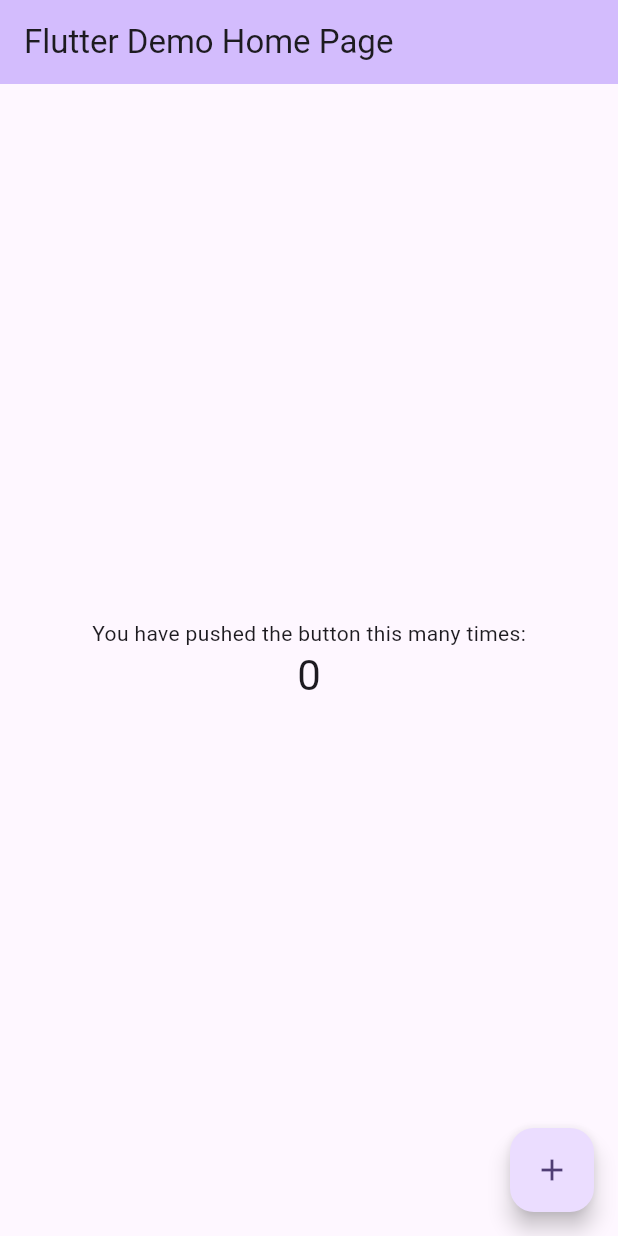
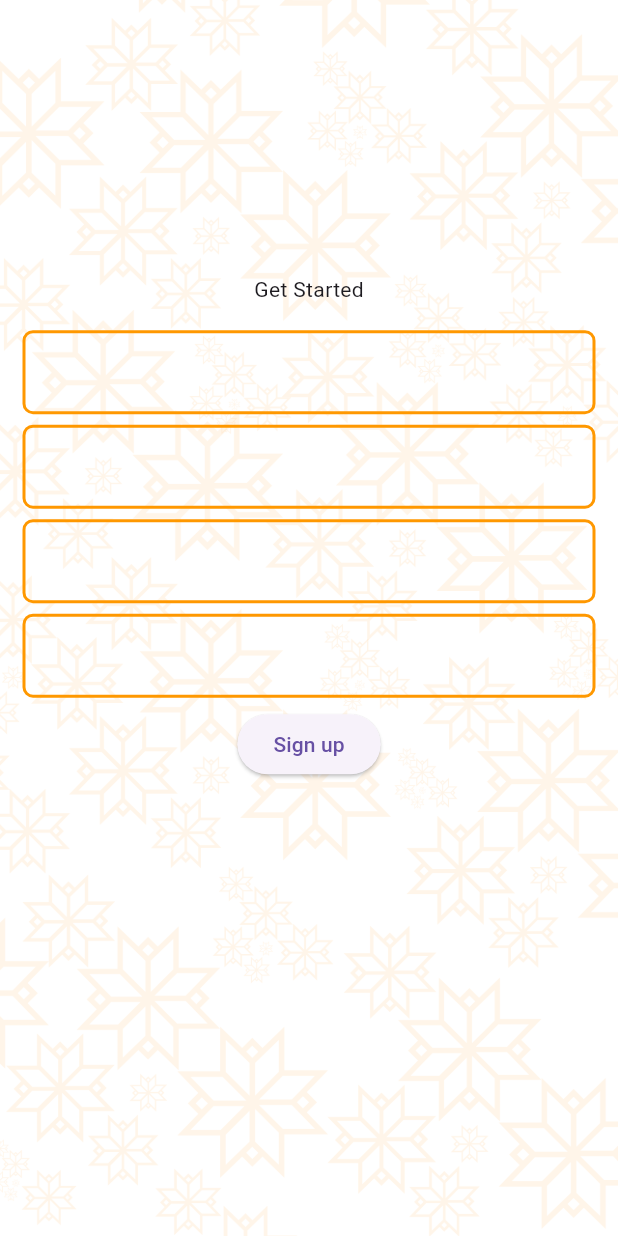
Before and after one commit to m-mhe/e-commerce-ui, a Flutter app: the screen it shows after launch, on a phone screen of 412 x 824 dp. Run offline on Flutter 3.47's test engine with Material 3 defaults, Android fonts, the phone set to English and light mode, and no system bars.

Commit message:
Initial UI design

```diff
--- /dev/null
+++ b/general_ecommerce_client_app/lib/app.dart
@@ -0,0 +1,27 @@
+import 'package:flutter/material.dart';
+import 'package:general_ecommerce_client_app/user_interface/screens/sign_up.dart';
+
+class MyApp extends StatelessWidget {
+  const MyApp({super.key});
+
+  @override
+  Widget build(BuildContext context) {
+    return MaterialApp(
+      debugShowCheckedModeBanner: false,
+      title: "General E-Commerce",
+      theme: ThemeData(
+        inputDecorationTheme: InputDecorationTheme(
+          enabledBorder: OutlineInputBorder(
+            borderRadius: BorderRadius.circular(7),
+            borderSide: BorderSide(color: Colors.orange, width: 2)
+          ),
+          focusedBorder: OutlineInputBorder(
+              borderRadius: BorderRadius.circular(10),
+              borderSide: BorderSide(color: Colors.orange, width: 2)
+          ),
+        )
+      ),
+      home: SignUp(),
+    );
+  }
+}
--- a/general_ecommerce_client_app/lib/main.dart
+++ b/general_ecommerce_client_app/lib/main.dart
@@ -1,122 +1,6 @@
 import 'package:flutter/material.dart';
+import 'package:general_ecommerce_client_app/app.dart';
 
-void main() {
-  runApp(const MyApp());
+void main(){
+  runApp(MyApp());
 }
-
-class MyApp extends StatelessWidget {
-  const MyApp({super.key});
-
-  // This widget is the root of your application.
-  @override
-  Widget build(BuildContext context) {
-    return MaterialApp(
-      title: 'Flutter Demo',
-      theme: ThemeData(
-        // This is the theme of your application.
-        //
-        // TRY THIS: Try running your application with "flutter run". You'll see
-        // the application has a purple toolbar. Then, without quitting the app,
-        // try changing the seedColor in the colorScheme below to Colors.green
-        // and then invoke "hot reload" (save your changes or press the "hot
-        // reload" button in a Flutter-supported IDE, or press "r" if you used
-        // the command line to start the app).
-        //
-        // Notice that the counter didn't reset back to zero; the application
-        // state is not lost during the reload. To reset the state, use hot
-        // restart instead.
-        //
-        // This works for code too, not just values: Most code changes can be
-        // tested with just a hot reload.
-        colorScheme: ColorScheme.fromSeed(seedColor: Colors.deepPurple),
-      ),
-      home: const MyHomePage(title: 'Flutter Demo Home Page'),
-    );
-  }
-}
-
-class MyHomePage extends StatefulWidget {
-  const MyHomePage({super.key, required this.title});
-
-  // This widget is the home page of your application. It is stateful, meaning
-  // that it has a State object (defined below) that contains fields that affect
-  // how it looks.
-
-  // This class is the configuration for the state. It holds the values (in this
-  // case the title) provided by the parent (in this case the App widget) and
-  // used by the build method of the State. Fields in a Widget subclass are
-  // always marked "final".
-
-  final String title;
-
-  @override
-  State<MyHomePage> createState() => _MyHomePageState();
-}
-
-class _MyHomePageState extends State<MyHomePage> {
-  int _counter = 0;
-
-  void _incrementCounter() {
-    setState(() {
-      // This call to setState tells the Flutter framework that something has
-      // changed in this State, which causes it to rerun the build method below
-      // so that the display can reflect the updated values. If we changed
-      // _counter without calling setState(), then the build method would not be
-      // called again, and so nothing would appear to happen.
-      _counter++;
-    });
-  }
-
-  @override
-  Widget build(BuildContext context) {
-    // This method is rerun every time setState is called, for instance as done
-    // by the _incrementCounter method above.
-    //
-    // The Flutter framework has been optimized to make rerunning build methods
-    // fast, so that you can just rebuild anything that needs updating rather
-    // than having to individually change instances of widgets.
-    return Scaffold(
-      appBar: AppBar(
-        // TRY THIS: Try changing the color here to a specific color (to
-        // Colors.amber, perhaps?) and trigger a hot reload to see the AppBar
-        // change color while the other colors stay the same.
-        backgroundColor: Theme.of(context).colorScheme.inversePrimary,
-        // Here we take the value from the MyHomePage object that was created by
-        // the App.build method, and use it to set our appbar title.
-        title: Text(widget.title),
-      ),
-      body: Center(
-        // Center is a layout widget. It takes a single child and positions it
-        // in the middle of the parent.
-        child: Column(
-          // Column is also a layout widget. It takes a list of children and
-          // arranges them vertically. By default, it sizes itself to fit its
-          // children horizontally, and tries to be as tall as its parent.
-          //
-          // Column has various properties to control how it sizes itself and
-          // how it positions its children. Here we use mainAxisAlignment to
-          // center the children vertically; the main axis here is the vertical
-          // axis because Columns are vertical (the cross axis would be
-          // horizontal).
-          //
-          // TRY THIS: Invoke "debug painting" (choose the "Toggle Debug Paint"
-          // action in the IDE, or press "p" in the console), to see the
-          // wireframe for each widget.
-          mainAxisAlignment: MainAxisAlignment.center,
-          children: <Widget>[
-            const Text('You have pushed the button this many times:'),
-            Text(
-              '$_counter',
-              style: Theme.of(context).textTheme.headlineMedium,
-            ),
-          ],
-        ),
-      ),
-      floatingActionButton: FloatingActionButton(
-        onPressed: _incrementCounter,
-        tooltip: 'Increment',
-        child: const Icon(Icons.add),
-      ), // This trailing comma makes auto-formatting nicer for build methods.
-    );
-  }
-}
--- /dev/null
+++ b/general_ecommerce_client_app/lib/user_interface/screens/sign_up.dart
@@ -0,0 +1,39 @@
+import 'package:flutter/material.dart';
+import 'package:general_ecommerce_client_app/user_interface/widgets/place_background_image.dart';
+
+class SignUp extends StatelessWidget {
+  const SignUp({super.key});
+
+  @override
+  Widget build(BuildContext context) {
+    return Scaffold(
+      body: PlaceBackgroundImage(imageAddress: "asset/background_one.png", child: SingleChildScrollView(
+        child: Padding(
+          padding:  EdgeInsets.only(top: MediaQuery.sizeOf(context).height/4.5, right: 15, left: 15),
+          child: Column(
+            children: [
+              Padding(padding:  const EdgeInsets.only(bottom: 17),child: Text("Get Started"),),
+              Padding(
+                padding: const EdgeInsets.only(bottom: 7),
+                child: TextField(),
+              ),
+              Padding(
+                padding: const EdgeInsets.only(bottom: 7),
+                child: TextField(),
+              ),
+              Padding(
+                padding: const EdgeInsets.only(bottom: 7),
+                child: TextField(),
+              ),
+              Padding(
+                padding: const EdgeInsets.only(bottom: 7),
+                child: TextField(),
+              ),
+              ElevatedButton(onPressed: (){}, child: Text("Sign up"))
+            ],
+          ),
+        ),
+      )),
+    );
+  }
+}
--- /dev/null
+++ b/general_ecommerce_client_app/lib/user_interface/widgets/place_background_image.dart
@@ -0,0 +1,19 @@
+import 'package:flutter/material.dart';
+
+class PlaceBackgroundImage extends StatelessWidget {
+  const PlaceBackgroundImage({super.key, required this.imageAddress, required this.child});
+  final String imageAddress;
+  final Widget child;
+
+  @override
+  Widget build(BuildContext context) {
+    return Scaffold(
+      body: Stack(
+        children: [
+          Image(image: AssetImage(imageAddress,), fit: BoxFit.cover,height: double.maxFinite, width: double.maxFinite,),
+          child,
+        ],
+      ),
+    );
+  }
+}
--- a/general_ecommerce_client_app/pubspec.yaml
+++ b/general_ecommerce_client_app/pubspec.yaml
@@ -58,8 +58,8 @@ flutter:
   uses-material-design: true
 
   # To add assets to your application, add an assets section, like this:
-  # assets:
-  #   - images/a_dot_burr.jpeg
+  assets:
+   - asset/
   #   - images/a_dot_ham.jpeg
 
   # An image asset can refer to one or more resolution-specific "variants", see
```
Also changed, not shown: general_ecommerce_client_app/asset/background_one.png (added), general_ecommerce_client_app/lib/user_interface/screens/home_page.dart (added), general_ecommerce_client_app/lib/user_interface/screens/otp.dart (added), general_ecommerce_client_app/lib/user_interface/screens/profile_page.dart (added), general_ecommerce_client_app/lib/user_interface/screens/sign_in.dart (added), 1 other file.
